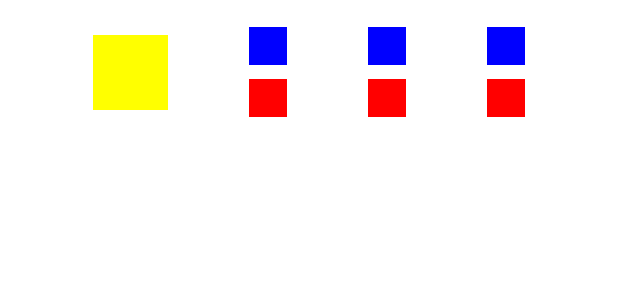
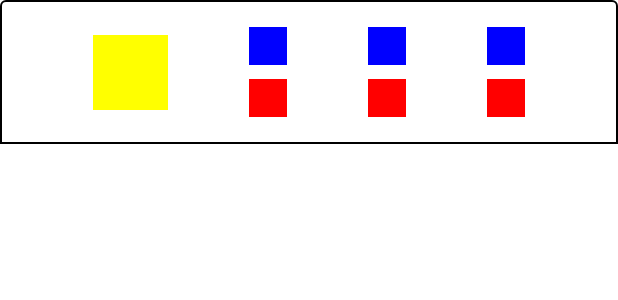
Before and after one commit to Alox1d/StartComposeProject, an Android app built with Jetpack Compose: the @Preview function InstagramProfileCard, on a phone screen of 412 x 824 dp. Shown: the top 300 px of the screen. Run offline under Robolectric (Android 15) with nearby library versions, the phone set to English and light mode, and no system bars.

Commit message:
added card

```diff
--- a/app/src/main/java/ru/alox1d/startcomposeproject/MainActivity.kt
+++ b/app/src/main/java/ru/alox1d/startcomposeproject/MainActivity.kt
@@ -3,13 +3,7 @@ package ru.alox1d.startcomposeproject
 import android.os.Bundle
 import androidx.activity.ComponentActivity
 import androidx.activity.compose.setContent
-import androidx.compose.foundation.layout.Box
-import androidx.compose.foundation.layout.Column
-import androidx.compose.foundation.layout.Row
-import androidx.compose.material3.Text
-import androidx.compose.runtime.Composable
 import ru.alox1d.startcomposeproject.ui.InstagramProfileCard
-import ru.alox1d.startcomposeproject.ui.TimesTable
 
 class MainActivity : ComponentActivity() {
     override fun onCreate(savedInstanceState: Bundle?) {
--- a/app/src/main/java/ru/alox1d/startcomposeproject/ui/InstagramProfileCard.kt
+++ b/app/src/main/java/ru/alox1d/startcomposeproject/ui/InstagramProfileCard.kt
@@ -1,5 +1,6 @@
 package ru.alox1d.startcomposeproject.ui
 
+import androidx.compose.foundation.BorderStroke
 import androidx.compose.foundation.background
 import androidx.compose.foundation.layout.Arrangement
 import androidx.compose.foundation.layout.Box
@@ -9,6 +10,9 @@ import androidx.compose.foundation.layout.fillMaxWidth
 import androidx.compose.foundation.layout.height
 import androidx.compose.foundation.layout.padding
 import androidx.compose.foundation.layout.size
+import androidx.compose.foundation.shape.RoundedCornerShape
+import androidx.compose.material3.Card
+import androidx.compose.material3.CardDefaults
 import androidx.compose.runtime.Composable
 import androidx.compose.ui.Alignment
 import androidx.compose.ui.Modifier
@@ -19,6 +23,16 @@ import androidx.compose.ui.unit.dp
 @Preview
 @Composable
 fun InstagramProfileCard() {
+    Card(
+        colors = CardDefaults.cardColors(
+            containerColor = Color.White
+        ),
+        shape = RoundedCornerShape(
+            topStart = 4.dp,
+            topEnd = 4.dp
+        ),
+        border = BorderStroke(1.dp, color = Color.Black),
+    ) {
         Row(
             modifier = Modifier
                 .fillMaxWidth()
@@ -36,6 +50,7 @@ fun InstagramProfileCard() {
             TwoBoxes()
             TwoBoxes()
             TwoBoxes()
+        }
     }
 }
 
```
Lines whose indentation alone changed are shown as unchanged.
